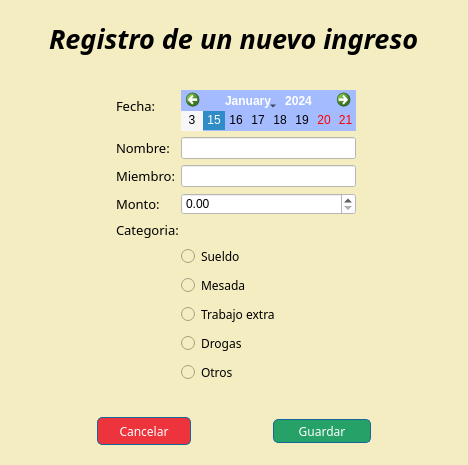
This is nuevo_ing.ui in JuanFraDev/ProyectoFinal_POO as Qt 5 draws it before an edit. The edited form follows.
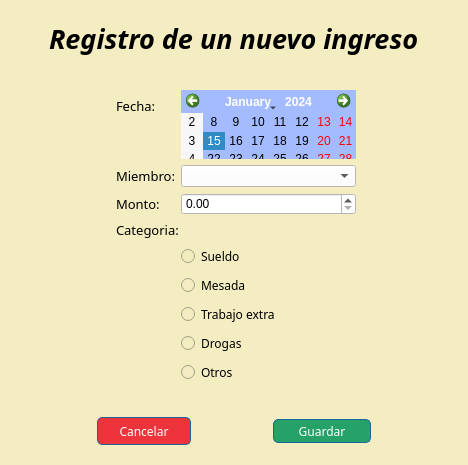
This is the edited form.

What changed in the file:
```diff
--- a/nuevo_ing.ui
+++ b/nuevo_ing.ui
@@ -145,27 +145,7 @@
            </property>
           </widget>
          </item>
-         <item row="2" column="0">
-          <widget class="QLabel" name="label_3">
-           <property name="font">
-            <font>
-             <family>Lucida Bright</family>
-             <pointsize>10</pointsize>
-            </font>
-           </property>
-           <property name="text">
-            <string>Nombre:</string>
-           </property>
-          </widget>
-         </item>
-         <item row="2" column="1">
-          <widget class="QLineEdit" name="lineEdit_2">
-           <property name="styleSheet">
-            <string notr="true">background-color: rgb(255, 255, 255);</string>
-           </property>
-          </widget>
-         </item>
-         <item row="4" column="0">
+         <item row="3" column="0">
           <widget class="QLabel" name="label_2">
            <property name="font">
             <font>
@@ -178,14 +158,7 @@
            </property>
           </widget>
          </item>
-         <item row="4" column="1">
-          <widget class="QLineEdit" name="lineEdit">
-           <property name="styleSheet">
-            <string notr="true">background-color: rgb(255, 255, 255);</string>
-           </property>
-          </widget>
-         </item>
-         <item row="6" column="0">
+         <item row="5" column="0">
           <widget class="QLabel" name="label_5">
            <property name="font">
             <font>
@@ -198,14 +171,19 @@
            </property>
           </widget>
          </item>
-         <item row="6" column="1">
+         <item row="5" column="1">
           <widget class="QDoubleSpinBox" name="doubleSpinBox">
+           <property name="font">
+            <font>
+             <family>Segoe UI</family>
+            </font>
+           </property>
            <property name="styleSheet">
             <string notr="true">background-color: rgb(255, 255, 255);</string>
            </property>
           </widget>
          </item>
-         <item row="8" column="0" colspan="2">
+         <item row="7" column="0" colspan="2">
           <widget class="QLabel" name="label_6">
            <property name="font">
             <font>
@@ -218,7 +196,7 @@
            </property>
           </widget>
          </item>
-         <item row="9" column="1">
+         <item row="8" column="1">
           <widget class="QRadioButton" name="radioButton">
            <property name="font">
             <font>
@@ -230,7 +208,7 @@
            </property>
           </widget>
          </item>
-         <item row="10" column="1">
+         <item row="9" column="1">
           <widget class="QRadioButton" name="radioButton_2">
            <property name="font">
             <font>
@@ -242,7 +220,7 @@
            </property>
           </widget>
          </item>
-         <item row="11" column="1">
+         <item row="10" column="1">
           <widget class="QRadioButton" name="radioButton_3">
            <property name="font">
             <font>
@@ -254,7 +232,7 @@
            </property>
           </widget>
          </item>
-         <item row="12" column="1">
+         <item row="11" column="1">
           <widget class="QRadioButton" name="radioButton_4">
            <property name="font">
             <font>
@@ -266,7 +244,7 @@
            </property>
           </widget>
          </item>
-         <item row="13" column="1">
+         <item row="12" column="1">
           <widget class="QRadioButton" name="radioButton_5">
            <property name="font">
             <font>
@@ -278,6 +256,18 @@
            </property>
           </widget>
          </item>
+         <item row="3" column="1">
+          <widget class="QComboBox" name="comboBox">
+           <property name="font">
+            <font>
+             <family>Segoe UI</family>
+            </font>
+           </property>
+           <property name="styleSheet">
+            <string notr="true">background-color: rgb(255, 255, 255);</string>
+           </property>
+          </widget>
+         </item>
         </layout>
        </widget>
       </item>
```
